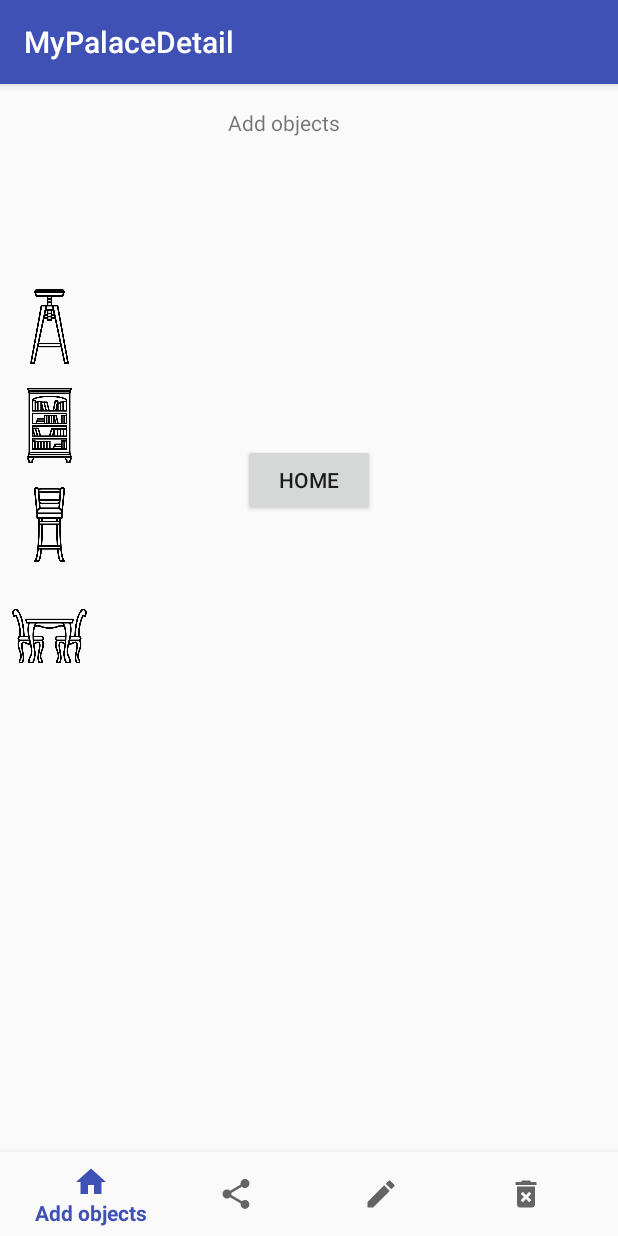
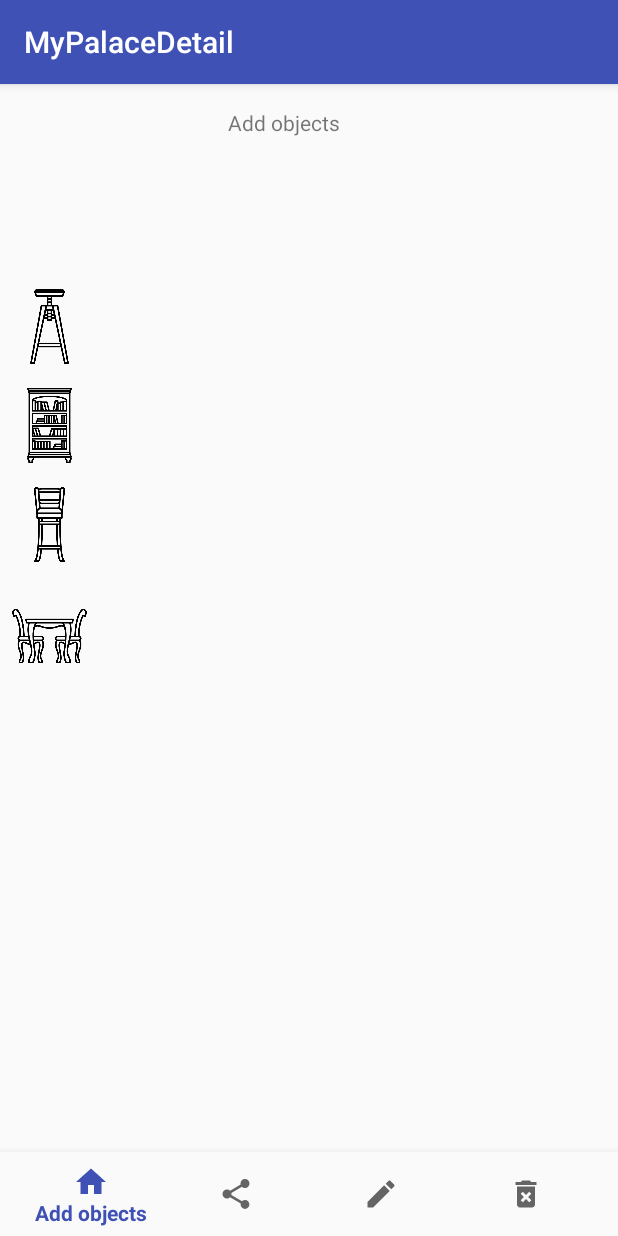
Before and after one commit to innazh/Palace14, an Android app: the MyPalaceDetail screen opened directly, with no data from a screen before it, on a phone screen of 412 x 824 dp. Run offline under Robolectric (Android 15) with nearby library versions, the phone set to English and light mode, and no system bars; 7 statements that could not run were skipped.

Commit message:
Removed home button

```diff
--- a/app/src/main/res/layout/activity_my_palace_detail.xml
+++ b/app/src/main/res/layout/activity_my_palace_detail.xml
@@ -7,17 +7,6 @@
     android:layout_height="match_parent"
     tools:context=".MyPalaceDetail"
     tools:layout_editor_absoluteY="25dp">
-
-    <Button
-        android:id="@+id/home"
-        android:layout_width="wrap_content"
-        android:layout_height="wrap_content"
-        android:layout_marginTop="240dp"
-        android:text="HOME"
-        android:visibility="visible"
-        app:layout_constraintEnd_toEndOf="parent"
-        app:layout_constraintStart_toStartOf="parent"
-        app:layout_constraintTop_toTopOf="parent" />
 
     <TextView
         android:id="@+id/message"
```
